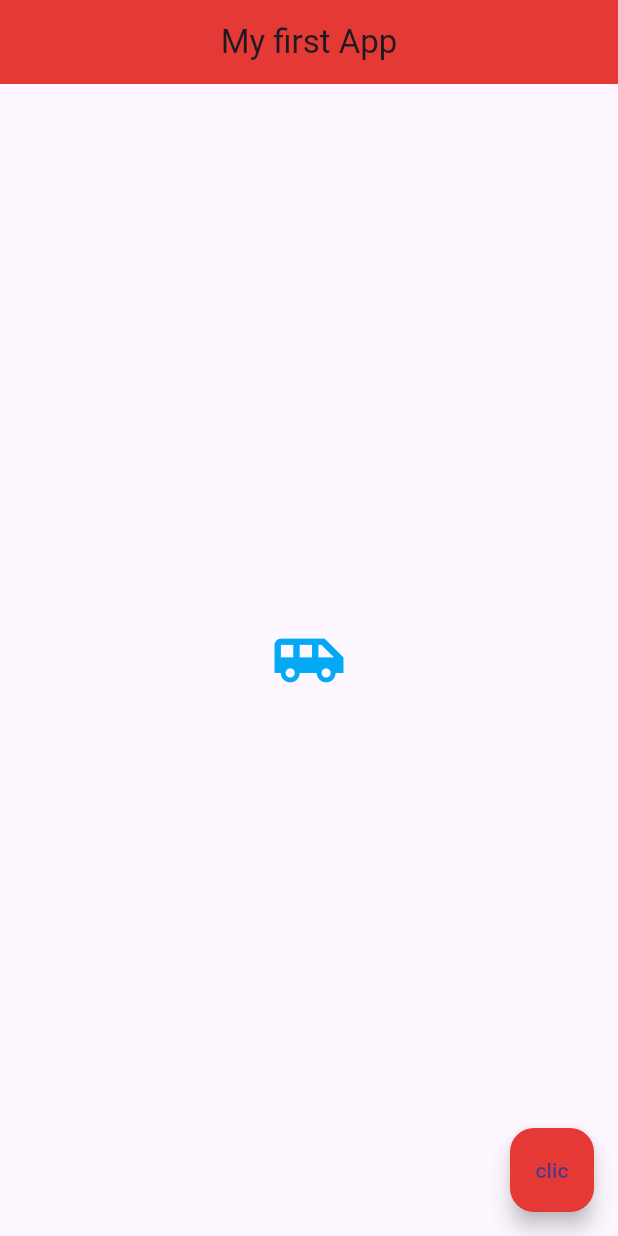
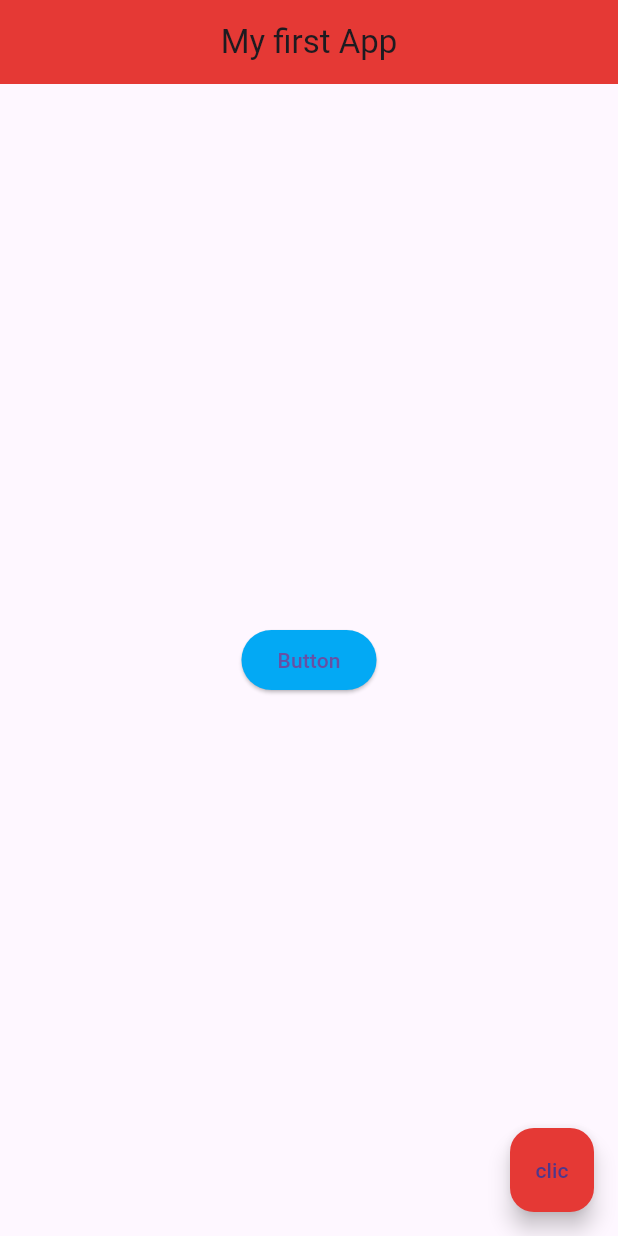
Before and after one commit to juansgt/flutter-for-beginners, a Flutter app: the screen it shows after launch, on a phone screen of 412 x 824 dp. Run offline on Flutter 3.47's test engine with Material 3 defaults, Android fonts, the phone set to English and light mode, and no system bars.

Commit message:
Refactorizado el código, sacando a funciones la generación de los widgets principales

```diff
--- a/lib/main.dart
+++ b/lib/main.dart
@@ -4,7 +4,7 @@
   home: Home(),
 ));
 
-class  Home extends StatelessWidget {
+class Home extends StatelessWidget {
   @override
   Widget build(BuildContext context) {
     return Scaffold(
@@ -13,20 +13,30 @@
         centerTitle: true,
         backgroundColor: Colors.red[600],
       ),
-      body: const Center(
-        child: Icon(
-          Icons.airport_shuttle,
-          color: Colors.lightBlue,
-          size: 50.0,
-        ),
+      body: Center(
+        child: getElevatedButton()
       ),
-      floatingActionButton: FloatingActionButton(
+      floatingActionButton: getFloatingActionButton()
+    );
+  }
+}
+
+ElevatedButton getElevatedButton() {
+  return ElevatedButton(
+          onPressed: foo,
+          style: ElevatedButton.styleFrom(
+            backgroundColor: Colors.lightBlue,
+          ),
+          child: const Text('Button')
+  );
+}
+
+FloatingActionButton getFloatingActionButton() {
+  return FloatingActionButton(
         onPressed: foo,
         backgroundColor: Colors.red[600],
         child: const Text('clic'),
-      ),
-    );
-  }
+      );
 }
 
 int foo() {
```
